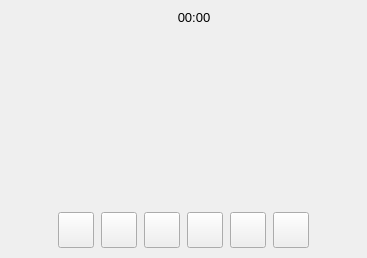
This is recordoverlay.ui in savoirfairelinux/jami-client-windows as Qt 5 draws it before an edit. The edited form follows.
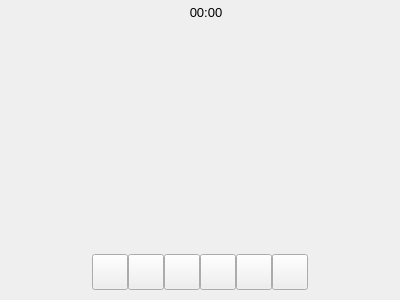
This is the edited form. Custom widgets are drawn as their Qt base class.

What changed in the file:
```diff
--- a/recordoverlay.ui
+++ b/recordoverlay.ui
@@ -6,8 +6,8 @@
    <rect>
     <x>0</x>
     <y>0</y>
-    <width>367</width>
-    <height>258</height>
+    <width>400</width>
+    <height>300</height>
    </rect>
   </property>
   <property name="sizePolicy">
@@ -25,10 +25,7 @@
   <property name="pixRedDot" stdset="0">
    <pixmap resource="ressources.qrc">:/images/icons/av_icons/fiber_manual_record-24px.svg</pixmap>
   </property>
-  <layout class="QVBoxLayout" name="verticalLayout">
-   <property name="spacing">
-    <number>0</number>
-   </property>
+  <layout class="QGridLayout" name="gridLayout">
    <property name="leftMargin">
     <number>0</number>
    </property>
@@ -41,38 +38,38 @@
    <property name="bottomMargin">
     <number>0</number>
    </property>
-   <item>
-    <layout class="QHBoxLayout" name="horizontalLayout_4" stretch="1,0,1,1,1">
      <property name="spacing">
       <number>0</number>
      </property>
-     <property name="topMargin">
-      <number>5</number>
+   <item row="0" column="0">
+    <layout class="QVBoxLayout" name="verticalLayout">
+     <property name="spacing">
+      <number>0</number>
      </property>
-     <item>
-      <spacer name="horizontalSpacer_3">
-       <property name="orientation">
-        <enum>Qt::Horizontal</enum>
-       </property>
-       <property name="sizeType">
-        <enum>QSizePolicy::MinimumExpanding</enum>
-       </property>
-       <property name="sizeHint" stdset="0">
-        <size>
-         <width>10</width>
-         <height>20</height>
-        </size>
-       </property>
-      </spacer>
-     </item>
      <item>
       <layout class="QHBoxLayout" name="horizontalLayout_2">
        <property name="spacing">
         <number>0</number>
        </property>
-       <property name="topMargin">
-        <number>3</number>
+       <property name="sizeConstraint">
+        <enum>QLayout::SetMinimumSize</enum>
        </property>
+       <item>
+        <spacer name="horizontalSpacer_3">
+         <property name="orientation">
+          <enum>Qt::Horizontal</enum>
+         </property>
+         <property name="sizeType">
+          <enum>QSizePolicy::Expanding</enum>
+         </property>
+         <property name="sizeHint" stdset="0">
+          <size>
+           <width>13</width>
+           <height>17</height>
+          </size>
+         </property>
+        </spacer>
+       </item>
        <item>
         <widget class="Blinkable" name="redDotBlinkable" native="true">
          <property name="sizePolicy">
@@ -95,24 +92,6 @@
          </property>
         </widget>
        </item>
-      </layout>
-     </item>
-     <item>
-      <spacer name="horizontalSpacer_7">
-       <property name="orientation">
-        <enum>Qt::Horizontal</enum>
-       </property>
-       <property name="sizeType">
-        <enum>QSizePolicy::Fixed</enum>
-       </property>
-       <property name="sizeHint" stdset="0">
-        <size>
-         <width>8</width>
-         <height>20</height>
-        </size>
-       </property>
-      </spacer>
-     </item>
      <item>
       <widget class="QLabel" name="timerLabel">
        <property name="sizePolicy">
@@ -152,11 +131,11 @@
         <enum>Qt::Horizontal</enum>
        </property>
        <property name="sizeType">
-        <enum>QSizePolicy::MinimumExpanding</enum>
+          <enum>QSizePolicy::Expanding</enum>
        </property>
        <property name="sizeHint" stdset="0">
         <size>
-         <width>10</width>
+           <width>13</width>
          <height>20</height>
         </size>
        </property>
@@ -169,36 +148,78 @@
      <property name="orientation">
       <enum>Qt::Vertical</enum>
      </property>
+       <property name="sizeType">
+        <enum>QSizePolicy::MinimumExpanding</enum>
+       </property>
      <property name="sizeHint" stdset="0">
       <size>
        <width>20</width>
-       <height>82</height>
+         <height>52</height>
       </size>
      </property>
     </spacer>
    </item>
    <item>
-    <widget class="QLabel" name="volumeMeterDisplayLabel">
-     <property name="sizePolicy">
-      <sizepolicy hsizetype="MinimumExpanding" vsizetype="MinimumExpanding">
-       <horstretch>0</horstretch>
-       <verstretch>0</verstretch>
-      </sizepolicy>
-     </property>
-     <property name="text">
-      <string/>
-     </property>
-    </widget>
+      <layout class="QHBoxLayout" name="horizontalLayout_3">
+       <property name="spacing">
+        <number>0</number>
+       </property>
+       <item>
+        <spacer name="horizontalSpacer_6">
+         <property name="orientation">
+          <enum>Qt::Horizontal</enum>
+         </property>
+         <property name="sizeHint" stdset="0">
+          <size>
+           <width>40</width>
+           <height>20</height>
+          </size>
+         </property>
+        </spacer>
+       </item>
+       <item>
+        <widget class="AudioVolumeMeter" name="volumeMeter" native="true">
+         <property name="minimumSize">
+          <size>
+           <width>100</width>
+           <height>100</height>
+          </size>
+         </property>
+         <property name="maximumSize">
+          <size>
+           <width>100</width>
+           <height>100</height>
+          </size>
+         </property>
+        </widget>
+       </item>
+       <item>
+        <spacer name="horizontalSpacer_5">
+         <property name="orientation">
+          <enum>Qt::Horizontal</enum>
+         </property>
+         <property name="sizeHint" stdset="0">
+          <size>
+           <width>40</width>
+           <height>20</height>
+          </size>
+         </property>
+        </spacer>
+       </item>
+      </layout>
    </item>
    <item>
     <spacer name="verticalSpacer_2">
      <property name="orientation">
       <enum>Qt::Vertical</enum>
      </property>
+       <property name="sizeType">
+        <enum>QSizePolicy::MinimumExpanding</enum>
+       </property>
      <property name="sizeHint" stdset="0">
       <size>
        <width>20</width>
-       <height>83</height>
+         <height>38</height>
       </size>
      </property>
     </spacer>
@@ -206,7 +227,7 @@
    <item>
     <layout class="QHBoxLayout" name="horizontalLayout">
      <property name="spacing">
-      <number>7</number>
+        <number>0</number>
      </property>
      <property name="sizeConstraint">
       <enum>QLayout::SetDefaultConstraint</enum>
@@ -220,7 +241,7 @@
         <enum>Qt::Horizontal</enum>
        </property>
        <property name="sizeType">
-        <enum>QSizePolicy::MinimumExpanding</enum>
+          <enum>QSizePolicy::Expanding</enum>
        </property>
        <property name="sizeHint" stdset="0">
         <size>
@@ -485,7 +506,7 @@
         <enum>Qt::Horizontal</enum>
        </property>
        <property name="sizeType">
-        <enum>QSizePolicy::MinimumExpanding</enum>
+          <enum>QSizePolicy::Expanding</enum>
        </property>
        <property name="sizeHint" stdset="0">
         <size>
@@ -494,6 +515,8 @@
         </size>
        </property>
       </spacer>
+       </item>
+      </layout>
      </item>
     </layout>
    </item>
@@ -511,6 +534,12 @@
    <header>widgethelpers.h</header>
    <container>1</container>
   </customwidget>
+  <customwidget>
+   <class>AudioVolumeMeter</class>
+   <extends>QWidget</extends>
+   <header>audiovolumemeter.h</header>
+   <container>1</container>
+  </customwidget>
  </customwidgets>
  <resources>
   <include location="ressources.qrc"/>
```
Lines whose indentation alone changed are shown as unchanged.
